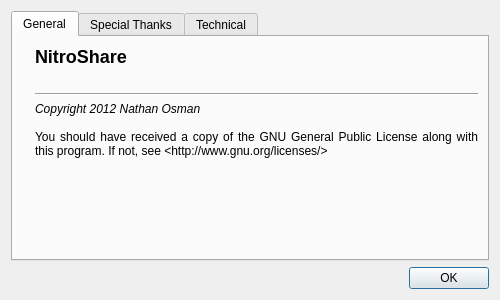
The window that nitroshare/ui/CAboutDialog.ui (nathan-osman/NitroShare-Mac) describes before a commit, drawn with Qt 5.
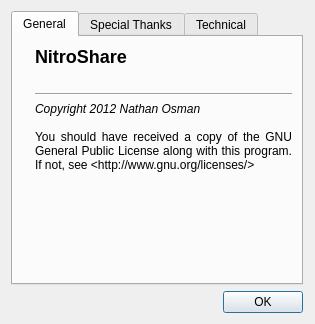
The same window after the commit. Icons and pictures are not drawn.

Commit message:
Removed "grip" handle on windows.
When it made sense not to have certain windows resized larger, resize
grip handle is removed.

```diff
--- a/nitroshare/ui/CAboutDialog.ui
+++ b/nitroshare/ui/CAboutDialog.ui
@@ -10,10 +10,37 @@
     <height>300</height>
    </rect>
   </property>
+  <property name="sizePolicy">
+   <sizepolicy hsizetype="Fixed" vsizetype="Fixed">
+    <horstretch>0</horstretch>
+    <verstretch>0</verstretch>
+   </sizepolicy>
+  </property>
+  <property name="minimumSize">
+   <size>
+    <width>500</width>
+    <height>300</height>
+   </size>
+  </property>
+  <property name="maximumSize">
+   <size>
+    <width>500</width>
+    <height>300</height>
+   </size>
+  </property>
   <property name="windowTitle">
    <string>About NitroShare</string>
   </property>
+  <property name="sizeGripEnabled">
+   <bool>false</bool>
+  </property>
   <layout class="QVBoxLayout" name="verticalLayout">
+   <property name="sizeConstraint">
+    <enum>QLayout::SetFixedSize</enum>
+   </property>
+   <property name="rightMargin">
+    <number>12</number>
+   </property>
    <item>
     <widget class="QTabWidget" name="Tabs">
      <property name="currentIndex">
```
The commit also changes 2 other files.
